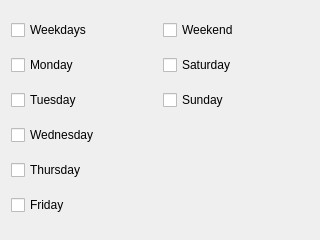
The window that plugins/nightplugin/daypage.ui (mysmartgrid/chumby-controlpanel) describes before a commit, drawn with Qt 5.
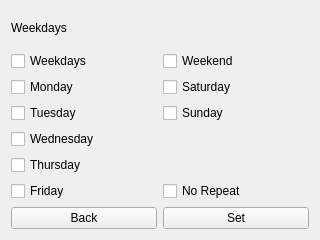
The same window after the commit.

Commit message: [nightplugin] DayPage refactored to be used in new AlarmDetails

Patch:
```diff
--- a/plugins/nightplugin/daypage.ui
+++ b/plugins/nightplugin/daypage.ui
@@ -1,7 +1,7 @@
 <?xml version="1.0" encoding="UTF-8"?>
 <ui version="4.0">
  <class>DayPage</class>
- <widget class="QWizardPage" name="DayPage">
+ <widget class="QWidget" name="DayPage">
   <property name="geometry">
    <rect>
     <x>0</x>
@@ -13,31 +13,23 @@
   <property name="windowTitle">
    <string>WizardPage</string>
   </property>
-  <property name="title">
-   <string>Repetitions</string>
-  </property>
+  <layout class="QVBoxLayout" name="verticalLayout">
+   <item>
+    <widget class="QLabel" name="dayLabel">
+     <property name="text">
+      <string>Weekdays</string>
+     </property>
+    </widget>
+   </item>
+   <item>
   <layout class="QGridLayout" name="gridLayout">
-   <item row="4" column="0">
+     <item row="3" column="0">
     <widget class="QCheckBox" name="wedBox">
      <property name="text">
       <string>Wednesday</string>
      </property>
     </widget>
    </item>
-   <item row="5" column="0">
-    <widget class="QCheckBox" name="thuBox">
-     <property name="text">
-      <string>Thursday</string>
-     </property>
-    </widget>
-   </item>
-   <item row="6" column="0">
-    <widget class="QCheckBox" name="friBox">
-     <property name="text">
-      <string>Friday</string>
-     </property>
-    </widget>
-   </item>
    <item row="0" column="0">
     <widget class="QCheckBox" name="weekBox">
      <property name="text">
@@ -45,10 +37,10 @@
      </property>
     </widget>
    </item>
-   <item row="3" column="0">
-    <widget class="QCheckBox" name="tueBox">
+     <item row="1" column="0">
+      <widget class="QCheckBox" name="monBox">
      <property name="text">
-      <string>Tuesday</string>
+        <string>Monday</string>
      </property>
     </widget>
    </item>
@@ -59,6 +51,27 @@
      </property>
     </widget>
    </item>
+     <item row="4" column="0">
+      <widget class="QCheckBox" name="thuBox">
+       <property name="text">
+        <string>Thursday</string>
+       </property>
+      </widget>
+     </item>
+     <item row="2" column="0">
+      <widget class="QCheckBox" name="tueBox">
+       <property name="text">
+        <string>Tuesday</string>
+       </property>
+      </widget>
+     </item>
+     <item row="2" column="1">
+      <widget class="QCheckBox" name="sunBox">
+       <property name="text">
+        <string>Sunday</string>
+       </property>
+      </widget>
+     </item>
    <item row="1" column="1">
     <widget class="QCheckBox" name="satBox">
      <property name="text">
@@ -66,19 +79,39 @@
      </property>
     </widget>
    </item>
-   <item row="1" column="0">
-    <widget class="QCheckBox" name="monBox">
+     <item row="5" column="0">
+      <widget class="QCheckBox" name="friBox">
      <property name="text">
-      <string>Monday</string>
+        <string>Friday</string>
      </property>
     </widget>
    </item>
-   <item row="3" column="1">
-    <widget class="QCheckBox" name="sunBox">
+     <item row="5" column="1">
+      <widget class="QCheckBox" name="noBox">
      <property name="text">
-      <string>Sunday</string>
-     </property>
-    </widget>
+        <string>No Repeat</string>
+       </property>
+      </widget>
+     </item>
+    </layout>
+   </item>
+   <item>
+    <layout class="QHBoxLayout" name="horizontalLayout">
+     <item>
+      <widget class="QPushButton" name="backButton">
+       <property name="text">
+        <string>Back</string>
+       </property>
+      </widget>
+     </item>
+     <item>
+      <widget class="QPushButton" name="setButton">
+       <property name="text">
+        <string>Set</string>
+       </property>
+      </widget>
+     </item>
+    </layout>
    </item>
   </layout>
  </widget>
```
Left out of the diff: 2 changed lines with no effect on the pictures. Lines whose indentation alone changed are shown as unchanged. The commit also changes 3 other files.
